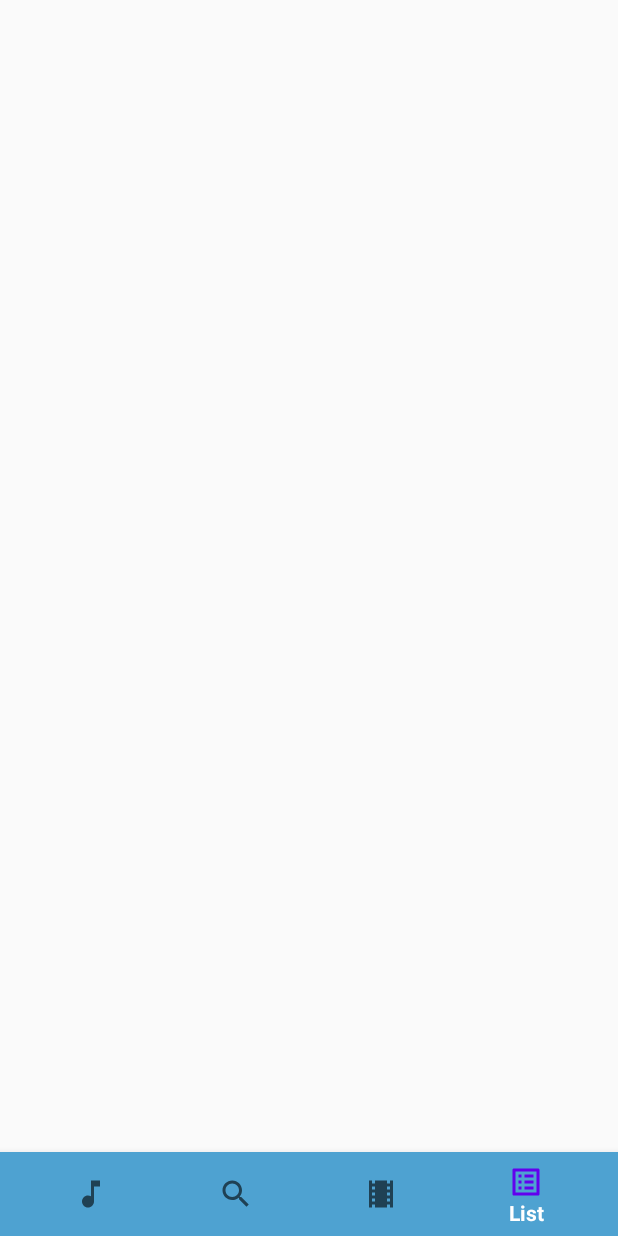
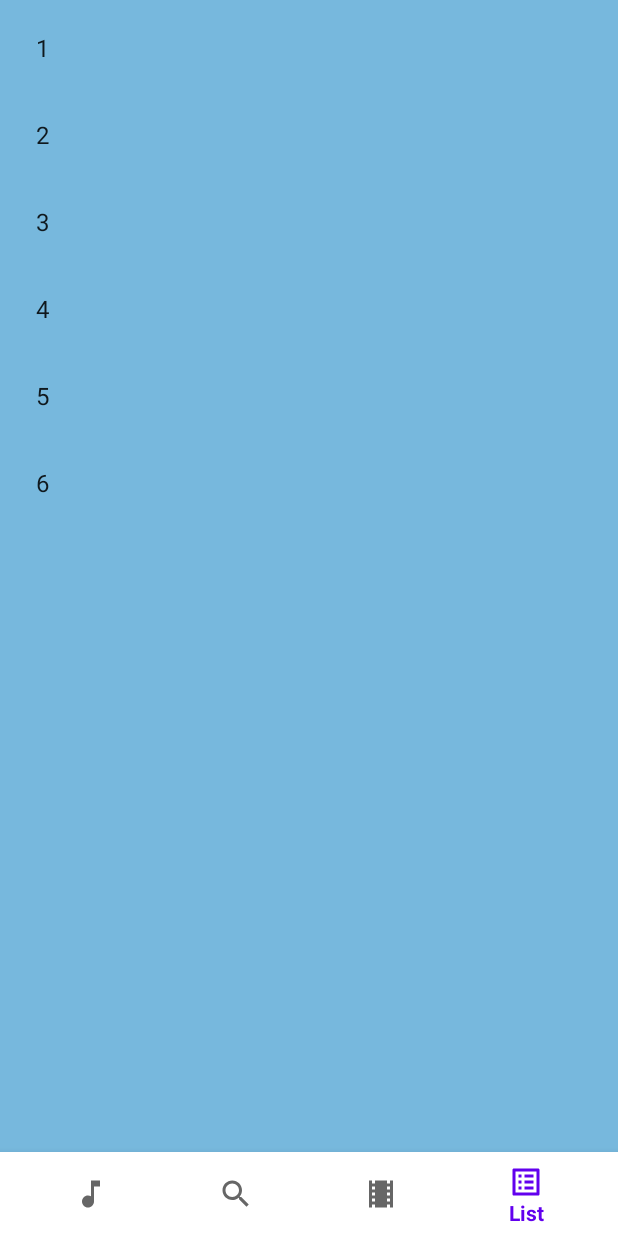
Before and after one commit to AlbertQWJ/AS_FinalProj, an Android app: the fragment VideoFragment placed in its activity, item 4 of the bottom bar chosen, on a phone screen of 412 x 824 dp. Run offline under Robolectric (Android 15) with nearby library versions, the light colour scheme and no system bars.

Commit message:
Implement local video player. Create a ListView view.

```diff
--- a/app/src/main/java/com/example/finalproject/HomeActivity.java
+++ b/app/src/main/java/com/example/finalproject/HomeActivity.java
@@ -41,7 +41,7 @@ public class HomeActivity extends AppCompatActivity {
                         fragment = new VideoFragment();
                         break;
                     case R.id.navigation_list:
-                        fragment = new VideoFragment();
+                        fragment = new ListFragment();
                         break;
                 }
                 getSupportFragmentManager().beginTransaction().replace(R.id.fragmentContainer,fragment).commit();
--- a/app/src/main/java/com/example/finalproject/ListFragment.java
+++ b/app/src/main/java/com/example/finalproject/ListFragment.java
@@ -4,15 +4,27 @@ import android.os.Bundle;
 import android.view.LayoutInflater;
 import android.view.View;
 import android.view.ViewGroup;
+import android.widget.ArrayAdapter;
+import android.widget.ListView;
 
 import androidx.annotation.NonNull;
 import androidx.annotation.Nullable;
 import androidx.fragment.app.Fragment;
 
 public class ListFragment extends Fragment {
+
+    ListView listView;
+    String[] item = {"1","2","3","4","5","6"};
+
     @Nullable
     @Override
     public View onCreateView(@NonNull LayoutInflater inflater, @Nullable ViewGroup container, @Nullable Bundle savedInstanceState) {
-        return inflater.inflate(R.layout.list_fragment,container,false);
+        View view =  inflater.inflate(R.layout.list_fragment,container,false);
+
+        ArrayAdapter<String> adapter = new ArrayAdapter<String>(getActivity(), android.R.layout.simple_list_item_1, item);
+        listView = view.findViewById(R.id.listfragment_list);
+        listView.setAdapter(adapter);
+
+        return view;
     }
 }
--- a/app/src/main/java/com/example/finalproject/MusicFragment.java
+++ b/app/src/main/java/com/example/finalproject/MusicFragment.java
@@ -28,7 +28,6 @@ public class MusicFragment extends Fragment {
     MediaPlayer mediaPlayer;
     Handler handler = new Handler();
     Runnable runnable;
-    private Object View;
 
     @Nullable
     @Override
--- a/app/src/main/java/com/example/finalproject/VideoFragment.java
+++ b/app/src/main/java/com/example/finalproject/VideoFragment.java
@@ -1,18 +1,32 @@
 package com.example.finalproject;
 
+import android.net.Uri;
 import android.os.Bundle;
 import android.view.LayoutInflater;
 import android.view.View;
 import android.view.ViewGroup;
+import android.widget.VideoView;
+import android.widget.MediaController;
 
 import androidx.annotation.NonNull;
 import androidx.annotation.Nullable;
 import androidx.fragment.app.Fragment;
 
 public class VideoFragment extends Fragment {
+
+    VideoView videoView;
+
     @Nullable
     @Override
     public View onCreateView(@NonNull LayoutInflater inflater, @Nullable ViewGroup container, @Nullable Bundle savedInstanceState) {
-        return inflater.inflate(R.layout.video_fragment,container,false);
+        View view =  inflater.inflate(R.layout.video_fragment,container,false);
+
+        videoView = view.findViewById(R.id.videofragment_vv);
+        videoView.setVideoURI(Uri.parse("android.resource://com.example.finalproject/" + R.raw.video));
+        videoView.setMediaController(new MediaController(getActivity()));
+        videoView.start();
+
+        return view;
     }
+
 }
--- a/app/src/main/res/layout/activity_home.xml
+++ b/app/src/main/res/layout/activity_home.xml
@@ -17,7 +17,6 @@
         android:layout_height="wrap_content"
         android:layout_alignParentBottom="true"
         app:menu="@menu/menu"
-        android:background="@color/theme"
-        app:itemTextColor="@color/white"/>
+        android:background="@color/white"/>
 
 </RelativeLayout>
--- a/app/src/main/res/layout/list_fragment.xml
+++ b/app/src/main/res/layout/list_fragment.xml
@@ -2,8 +2,15 @@
 <LinearLayout xmlns:android="http://schemas.android.com/apk/res/android"
     android:orientation="vertical"
     android:layout_width="match_parent"
-    android:layout_height="match_parent">
+    android:layout_height="match_parent"
+    android:background="@color/theme_bg">
 
-
+    <ListView
+        android:id="@+id/listfragment_list"
+        android:divider="@android:color/transparent"
+        android:dividerHeight="10sp"
+        android:padding="8dp"
+        android:layout_width="wrap_content"
+        android:layout_height="wrap_content"/>
 
 </LinearLayout>
--- a/app/src/main/res/layout/music_fragment.xml
+++ b/app/src/main/res/layout/music_fragment.xml
@@ -4,7 +4,7 @@
     android:gravity="center"
     android:layout_width="match_parent"
     android:layout_height="match_parent"
-    android:background="@color/theme">
+    android:background="@color/theme_bg">
 
     <ImageView
         android:layout_width="match_parent"
--- a/app/src/main/res/values/colors.xml
+++ b/app/src/main/res/values/colors.xml
@@ -9,4 +9,5 @@
     <color name="white">#FFFFFFFF</color>
     <color name="theme">#4ea2d1</color>
     <color name="theme_btn">#91313f</color>
+    <color name="theme_bg">#77B8DD</color>
 </resources>
```
Also changed, not shown: app/src/main/java/com/example/finalproject/SearchFragment.java (+3 -5 lines), app/src/main/res/layout/video_fragment.xml (+7 -2 lines), 1 other file.
